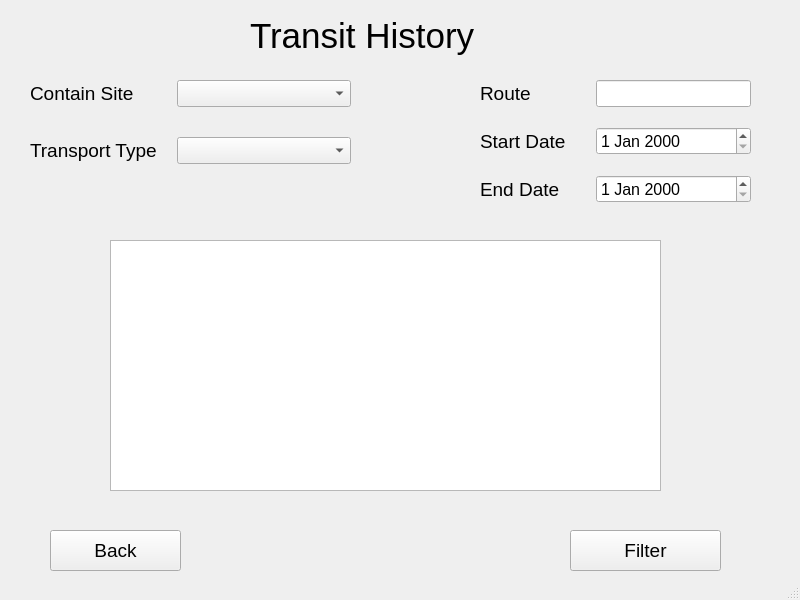
This is UI/user_transit_history.ui in BellaMENG/Atlanta-Beltline as Qt 5 draws it before an edit. The edited form follows.
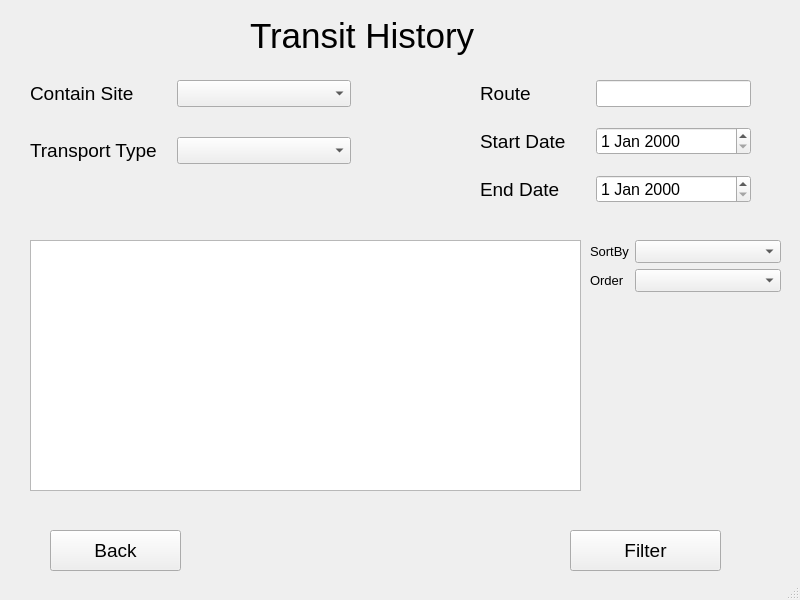
This is the edited form.

```diff
--- a/UI/user_transit_history.ui
+++ b/UI/user_transit_history.ui
@@ -212,13 +212,67 @@
    <widget class="QTableWidget" name="tableWidget">
     <property name="geometry">
      <rect>
-      <x>110</x>
+      <x>30</x>
       <y>240</y>
       <width>551</width>
       <height>251</height>
      </rect>
     </property>
    </widget>
+   <widget class="QWidget" name="formLayoutWidget_3">
+    <property name="geometry">
+     <rect>
+      <x>590</x>
+      <y>240</y>
+      <width>191</width>
+      <height>80</height>
+     </rect>
+    </property>
+    <layout class="QFormLayout" name="formLayout_3">
+     <item row="0" column="0">
+      <widget class="QLabel" name="sortByLabel">
+       <property name="font">
+        <font>
+         <pointsize>10</pointsize>
+        </font>
+       </property>
+       <property name="text">
+        <string>SortBy</string>
+       </property>
+      </widget>
+     </item>
+     <item row="0" column="1">
+      <widget class="QComboBox" name="sortByComboBox">
+       <property name="font">
+        <font>
+         <pointsize>10</pointsize>
+        </font>
+       </property>
+      </widget>
+     </item>
+     <item row="1" column="0">
+      <widget class="QLabel" name="orderLabel">
+       <property name="font">
+        <font>
+         <pointsize>10</pointsize>
+        </font>
+       </property>
+       <property name="text">
+        <string>Order</string>
+       </property>
+      </widget>
+     </item>
+     <item row="1" column="1">
+      <widget class="QComboBox" name="orderComboBox">
+       <property name="font">
+        <font>
+         <pointsize>10</pointsize>
+        </font>
+       </property>
+      </widget>
+     </item>
+    </layout>
+   </widget>
   </widget>
   <widget class="QStatusBar" name="statusbar"/>
  </widget>
```
